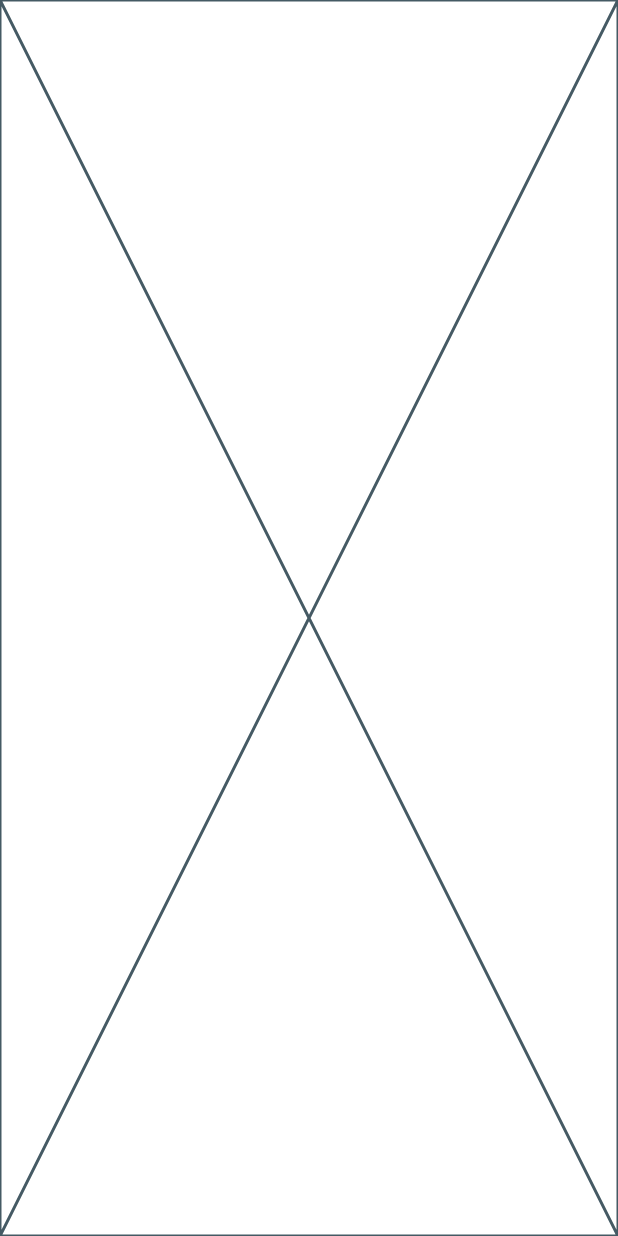
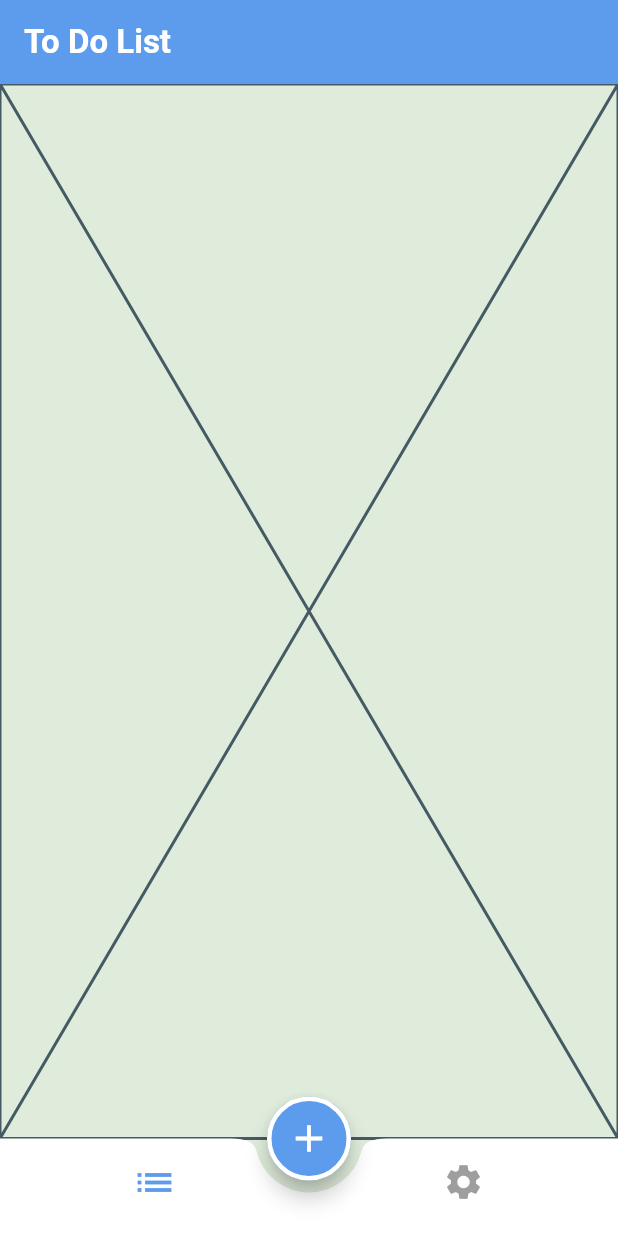
Before and after one commit to mina-saad68/todo_fluttrer, a Flutter app: the screen it shows after launch, on a phone screen of 412 x 824 dp. Run offline on Flutter 3.47's test engine with Material 3 defaults, Android fonts, the phone set to English and light mode, and no system bars; our stand-ins replace google_fonts.

Commit message:
home screen created

```diff
--- a/lib/main.dart
+++ b/lib/main.dart
@@ -2,7 +2,6 @@ import 'package:flutter/material.dart';
 import 'package:todo_app_flutter/ui/home/home_screen.dart';
 import 'package:todo_app_flutter/ui/settings_tab/settings_tab.dart';
 import 'package:todo_app_flutter/ui/splash/splash.dart';
-import 'package:todo_app_flutter/ui/theme/themes.dart';
 import 'package:todo_app_flutter/ui/todo_list_tab/todo_tab.dart';
 
 void main (){
@@ -15,8 +14,27 @@ class MyApp extends StatelessWidget{
     return MaterialApp(
 
 
-      theme: MyThemeData.lightTheme,
-      darkTheme: MyThemeData.darkTheme,
+      theme: ThemeData(
+        appBarTheme: AppBarTheme(
+          color: Color(0xff5D9CEC),
+          titleTextStyle: TextStyle(fontSize: 22,fontWeight: FontWeight.w700),
+        ),
+        bottomNavigationBarTheme: BottomNavigationBarThemeData(
+            unselectedIconTheme: IconThemeData(
+                color: Colors.grey,
+                size: 28
+            ),
+            selectedIconTheme: IconThemeData(
+                color: Color(0xff5D9CEC),
+                size: 30
+            ),
+            showSelectedLabels: false,
+            showUnselectedLabels: false
+        ),
+
+      ),
+
+
       debugShowCheckedModeBanner: false,
       initialRoute: SplashScreen.routeName,
       routes: {
--- a/lib/ui/home/home_screen.dart
+++ b/lib/ui/home/home_screen.dart
@@ -1,11 +1,75 @@
 import 'package:flutter/material.dart';
 
-class HomeScreen extends StatelessWidget {
-  static const String routeName = 'home';
-  const HomeScreen({super.key});
+import 'package:todo_app_flutter/ui/settings_tab/settings_tab.dart';
+import 'package:todo_app_flutter/ui/todo_list_tab/todo_tab.dart';
+
+import '../sheets/add_task_sheet.dart';
+
+class HomeScreen extends StatefulWidget {
+  static const String routeName = 'Homescreen';
+
+  HomeScreen({super.key});
+
+  @override
+  State<HomeScreen> createState() => _HomeScreenState();
+}
+
+class _HomeScreenState extends State<HomeScreen> {
+  int index = 0;
 
   @override
   Widget build(BuildContext context) {
-    return const Placeholder();
+    return Scaffold(
+      backgroundColor: Color(0xffDFECDB),
+      appBar: AppBar(
+        title: index==0?Text('To Do List'):Text('Settings'),
+
+      ),
+      bottomNavigationBar: BottomAppBar(
+        color: Colors.white,
+        notchMargin: 8,
+        shape: CircularNotchedRectangle(),
+        padding: EdgeInsets.zero,
+        height: 65,
+        child: BottomNavigationBar(
+            backgroundColor: Colors.transparent,
+            elevation: 0,
+
+            currentIndex: index,
+            onTap: (value) {
+              index=value;
+              setState(() {
+              });
+            },
+            items: [
+              BottomNavigationBarItem(icon: Icon(Icons.list), label: '',),
+              BottomNavigationBarItem(icon: Icon(Icons.settings), label: ''),
+            ]),
+      ),
+      floatingActionButton: FloatingActionButton(
+        onPressed: (){
+          showModalBottomSheet(
+              isScrollControlled: true,
+              context: context, builder: (context) {
+            return Container(
+                padding: EdgeInsets.only(bottom: MediaQuery.of(context).viewInsets.bottom),
+                child: AddTaskSheet());
+          });
+        },
+        child: Icon(Icons.add,color: Colors.white,size: 30,),
+        backgroundColor: Color(0xff5D9CEC),
+        shape: RoundedRectangleBorder(
+            borderRadius: BorderRadius.circular(30),side: BorderSide(color: Colors.white,width: 3)
+        ),
+
+      ),
+      floatingActionButtonLocation: FloatingActionButtonLocation.centerDocked,
+      body: tabs[index],
+    );
   }
+
+  List<Widget> tabs = [
+    ToDoScreen(),
+    SettingScreen(),
+  ];
 }
--- a/lib/ui/splash/splash.dart
+++ b/lib/ui/splash/splash.dart
@@ -24,7 +24,7 @@ class _SplashScreenState extends State<SplashScreen> {
   Widget build(BuildContext context) {
     return Container(
       decoration:BoxDecoration(
-        color: Theme.of(context).colorScheme.primary,
+        color: Color(0xFFDFECDB),
       ),
       child: Column(
         mainAxisAlignment: MainAxisAlignment.center,
--- a/lib/ui/theme/themes.dart
+++ /dev/null
@@ -1,61 +0,0 @@
-import 'package:flutter/material.dart';
-
-class MyThemeData {
-  static Color primaryColor = Color(0xFFDFECDB);
-  static Color primaryDarkColor = Color(0xFF060E1E);
-  static Color onPrimaryColor = Color(0xFF5D9CEC);
-  static Color onPrimaryDarkColor = Color(0xFF5D9CEC);
-  static Color secColor = Colors.white;
-  static Color secDarkColor = Color(0xFF141922);
-  static Color isDoneColor = Color(0xFF61E757);
-
-  static ThemeData lightTheme = ThemeData(
-    appBarTheme: AppBarTheme(
-      color: onPrimaryColor,
-      titleTextStyle: TextStyle(fontSize: 22, fontWeight: FontWeight.w700),
-    ),
-    bottomNavigationBarTheme: BottomNavigationBarThemeData(
-        unselectedIconTheme: IconThemeData(color: Colors.grey, size: 28),
-        selectedIconTheme: IconThemeData(color: onPrimaryColor, size: 30),
-        showSelectedLabels: false,
-        showUnselectedLabels: false
-    ),
-    colorScheme: ColorScheme(
-        brightness: Brightness.light,
-        primary: primaryColor,
-        onPrimary: onPrimaryColor,
-        secondary: secColor,
-        onSecondary: Colors.black,
-        error: Colors.red,
-        onError: Colors.white,
-        background: primaryColor,
-        onBackground: Colors.white,
-        surface: isDoneColor,
-        onSurface: Colors.white)
-  );
-  static ThemeData darkTheme = ThemeData(
-    appBarTheme: AppBarTheme(
-      color: onPrimaryDarkColor,
-      titleTextStyle: TextStyle(fontSize: 22, fontWeight: FontWeight.w700),
-    ),
-    bottomNavigationBarTheme: BottomNavigationBarThemeData(
-        unselectedIconTheme: IconThemeData(color: Colors.grey, size: 28),
-        selectedIconTheme: IconThemeData(color: onPrimaryDarkColor, size: 30),
-        showSelectedLabels: false,
-        showUnselectedLabels: false),
-
-      colorScheme: ColorScheme(
-          brightness: Brightness.dark,
-          primary: primaryDarkColor,
-          onPrimary: onPrimaryDarkColor,
-          secondary: secDarkColor,
-          onSecondary: Colors.white,
-          error: Colors.red,
-          onError: Colors.white,
-          background: primaryDarkColor,
-          onBackground: Colors.white,
-          surface: isDoneColor,
-          onSurface: Colors.white)
-
-  );
-}
--- a/pubspec.yaml
+++ b/pubspec.yaml
@@ -35,6 +35,7 @@ dependencies:
   # The following adds the Cupertino Icons font to your application.
   # Use with the CupertinoIcons class for iOS style icons.
   cupertino_icons: ^1.0.6
+  google_fonts: ^6.2.0
 
 dev_dependencies:
   flutter_test:
```
Also changed, not shown: lib/ui/sheets/add_task_sheet.dart (added, +138 -0 lines), pubspec.lock.
